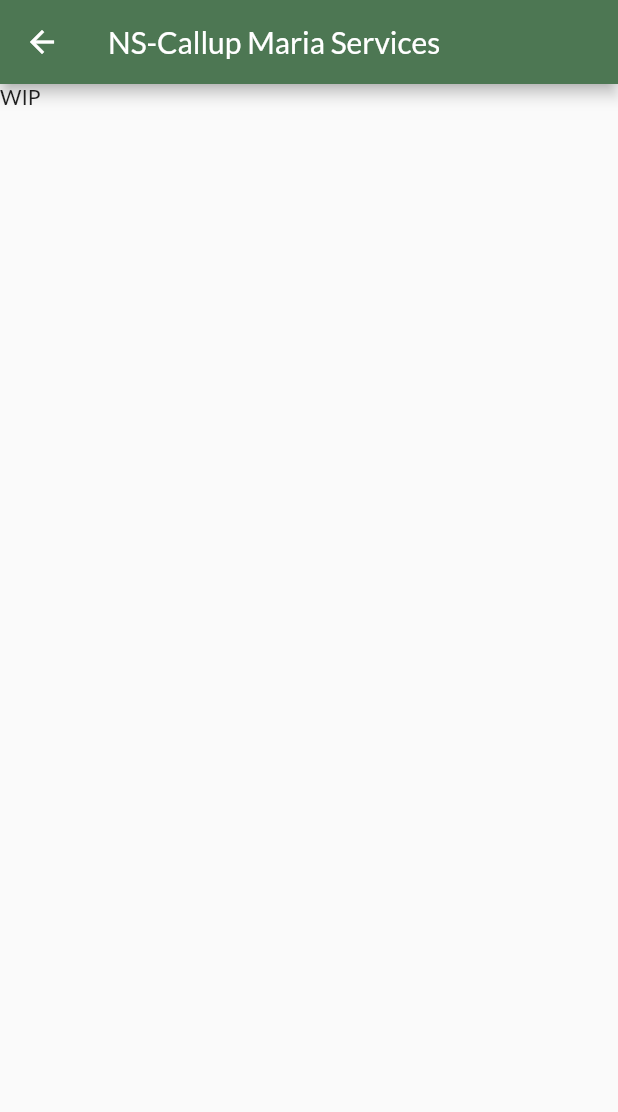
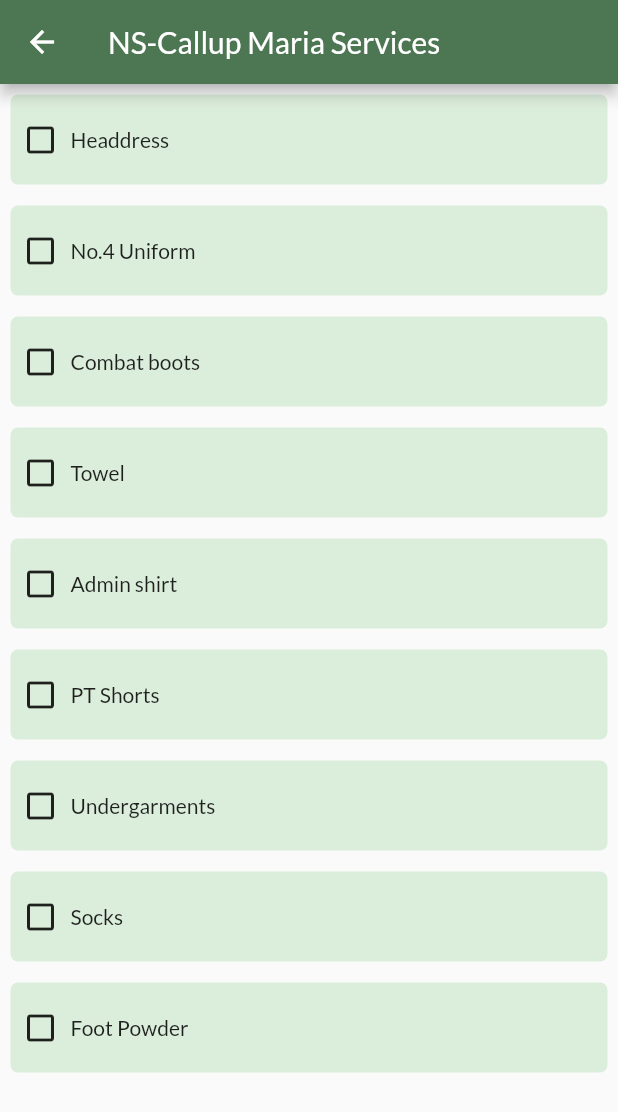
Before and after one commit to firwer/dstahackathon, a Flutter app: the echecklistScreen screen opened by its route, on a phone screen of 412 x 824 dp. Shown: the top 1112 px of the screen. Run offline on Flutter 3.47's test engine with Material 2 defaults, Android fonts, the phone set to English and light mode, and no system bars; our stand-ins replace cloud_firestore, firebase_auth, firebase_core, flutter_svg; accounts and stored records are empty.

Commit message:
Implement e-maria checklist

```diff
--- a/code-exp/lib/main.dart
+++ b/code-exp/lib/main.dart
@@ -2,8 +2,8 @@ import 'package:code_exp/AuthService.dart';
 import 'package:code_exp/firedb.dart';
 import 'package:code_exp/myUser.dart';
 import 'package:code_exp/pages/FITPlan.dart';
+import 'package:code_exp/pages/checklist/echecklist.dart';
 import 'package:code_exp/pages/ecanteen.dart';
-import 'package:code_exp/pages/echecklist.dart';
 import 'package:code_exp/pages/homepage.dart';
 import 'package:code_exp/pages/newUserData.dart';
 import 'package:code_exp/pages/userpage.dart';
--- /dev/null
+++ b/code-exp/lib/pages/checklist/checklistData.dart
@@ -0,0 +1,11 @@
+var dataList = [
+  ["Headdress", false],
+  ["No.4 Uniform", false],
+  ["Combat boots", false],
+  ["Towel", false],
+  ["Admin shirt", false],
+  ["PT Shorts", false],
+  ["Undergarments", false],
+  ["Socks", false],
+  ["Foot Powder", false]
+];
--- /dev/null
+++ b/code-exp/lib/pages/checklist/echecklist.dart
@@ -0,0 +1,96 @@
+import 'package:code_exp/pages/checklist/checklistData.dart';
+import 'package:flutter/material.dart';
+
+Color selectedColor = Color(0xFFC8E6C9);
+Color nonSelectedColor = Color(0xA0C8E6C9);
+
+IconData selected = Icons.check_box;
+IconData nonSelected = Icons.check_box_outline_blank;
+
+class Todo {
+  final String title;
+  final String description;
+
+  const Todo(this.title, this.description);
+}
+
+final todos = List.generate(
+  20,
+  (i) => Todo(
+    'Todo $i',
+    'A description of what needs to be done for Todo $i',
+  ),
+);
+
+class echecklistScreen extends StatefulWidget {
+  const echecklistScreen({Key? key}) : super(key: key);
+
+  @override
+  State<echecklistScreen> createState() => _echecklistScreenState();
+}
+
+class _echecklistScreenState extends State<echecklistScreen> {
+  bool s = false;
+  @override
+  Widget build(BuildContext context) {
+    return Scaffold(
+        appBar: AppBar(
+          title: Text('NS-Callup Maria Services'),
+          backgroundColor: Color(0XFF4d7753),
+        ),
+        body: _buildListView());
+  }
+
+  ListView _buildListView() {
+    return ListView.builder(
+        itemCount: dataList.length,
+        itemBuilder: (context, index) {
+          return todoCard(
+              dataList.elementAt(index)[1].toString() == "true"
+                  ? selectedColor
+                  : nonSelectedColor,
+              dataList.elementAt(index)[1].toString() == "true"
+                  ? selected
+                  : nonSelected,
+              Text(dataList.elementAt(index)[0].toString()), () {
+            setState(() {
+              dataList.elementAt(index)[1].toString() == "true"
+                  ? dataList.elementAt(index)[1] = "false"
+                  : dataList.elementAt(index)[1] = "true";
+            });
+          });
+        });
+  }
+}
+
+class todoCard extends StatelessWidget {
+  todoCard(this.c, this.i, this.cardChild, this.fn);
+  final Color c;
+  final Widget cardChild;
+  final VoidCallback fn;
+  final IconData i;
+
+  @override
+  Widget build(BuildContext context) {
+    return GestureDetector(
+      onTap: fn,
+      child: Container(
+        height: 60,
+        child: Row(
+          children: [
+            Padding(
+              padding: const EdgeInsets.all(8.0),
+              child: Icon(i),
+            ),
+            cardChild,
+          ],
+        ),
+        margin: EdgeInsets.all(7.0),
+        decoration: BoxDecoration(
+          borderRadius: BorderRadius.circular(5),
+          color: c,
+        ),
+      ),
+    );
+  }
+}
--- a/code-exp/lib/pages/echecklist.dart
+++ /dev/null
@@ -1,28 +0,0 @@
-import 'package:flutter/material.dart';
-
-import './CanteenMenu.dart';
-
-class echecklistScreen extends StatefulWidget {
-  const echecklistScreen({Key? key}) : super(key: key);
-
-  @override
-  State<echecklistScreen> createState() => _echecklistScreenState();
-}
-
-class _echecklistScreenState extends State<echecklistScreen> {
-  void goToMenu(BuildContext ctx) {
-    Navigator.of(ctx).push(MaterialPageRoute(builder: (_) {
-      return Menu();
-    }));
-  }
-
-  @override
-  Widget build(BuildContext context) {
-    return Scaffold(
-        appBar: AppBar(
-          title: Text('NS-Callup Maria Services'),
-          backgroundColor: Color(0XFF4d7753),
-        ),
-        body: Text('WIP'));
-  }
-}
```
